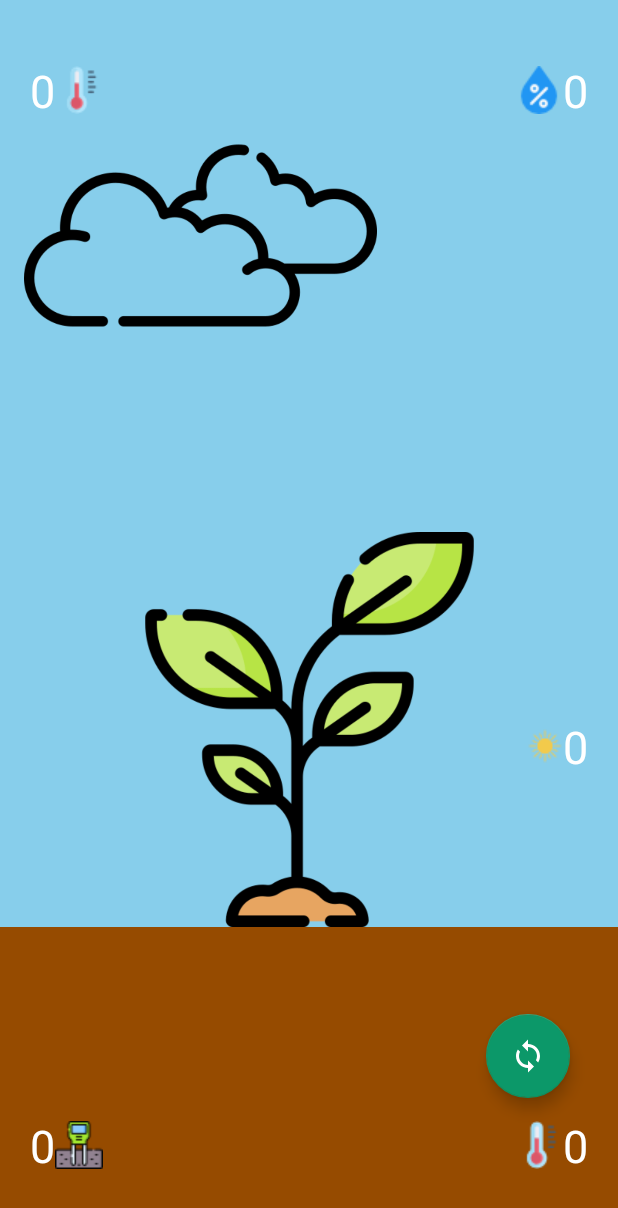
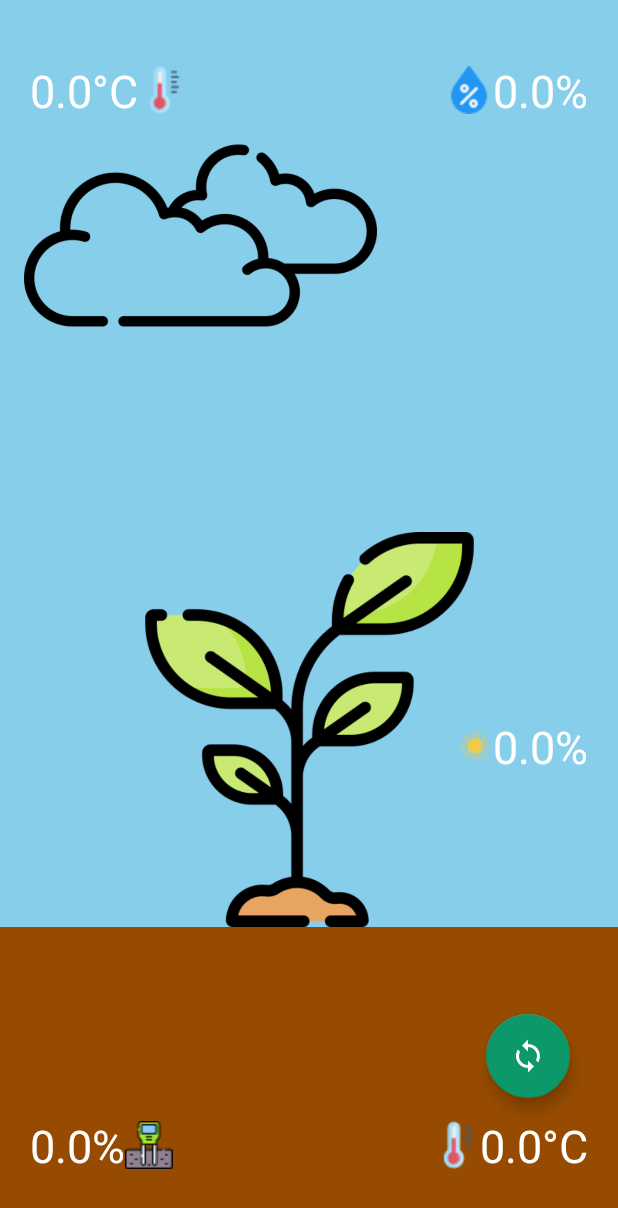
Before and after one commit to devtitans-equipe01/plant.io, an Android app: the screen it shows after launch (MainActivity), on a phone screen of 412 x 824 dp. Shown: the top 1208 px of the screen. Run offline under Robolectric (Android 15) with nearby library versions, the phone set to English and light mode, and no system bars; libraries missing offline, so code that uses them is left out: devtitans.plantiomanager; 8 statements that could not run were skipped.

Commit message:
fix: changed int to double

```diff
--- a/PlantioApp/app/src/main/java/br/edu/icomp/plantioapp/ui/MainFragment.kt
+++ b/PlantioApp/app/src/main/java/br/edu/icomp/plantioapp/ui/MainFragment.kt
@@ -1,5 +1,6 @@
 package br.edu.icomp.plantioapp.ui
 
+import android.content.Context
 import android.os.Bundle
 import android.os.RemoteException
 import android.util.Log
@@ -9,8 +10,8 @@ import android.view.ViewGroup
 import android.widget.TextView
 import android.widget.Toast
 import androidx.fragment.app.Fragment
+import com.google.android.material.floatingactionbutton.FloatingActionButton
 import br.edu.icomp.plantioapp.R
-import com.google.android.material.floatingactionbutton.FloatingActionButton
 import devtitans.plantiomanager.PlantioManager;
 
 class MainFragment : Fragment() {
@@ -23,6 +24,12 @@ class MainFragment : Fragment() {
     private lateinit var txtAM : TextView
     private lateinit var txtAT : TextView
     private lateinit var txtAL : TextView
+
+    private lateinit var txtSMI : TextView
+    private lateinit var txtSTI : TextView
+    private lateinit var txtAMI : TextView
+    private lateinit var txtATI : TextView
+    private lateinit var txtALI : TextView
 
     private lateinit var btnUpdate : FloatingActionButton
 
@@ -57,6 +64,11 @@ class MainFragment : Fragment() {
            txtAM = it.findViewById(R.id.txt_am)
            txtAT = it.findViewById(R.id.txt_at)
            txtAL = it.findViewById(R.id.txt_al)
+           txtSMI = it.findViewById(R.id.txt_smi)
+           txtSTI = it.findViewById(R.id.txt_sti)
+           txtAMI = it.findViewById(R.id.txt_ami)
+           txtSTI = it.findViewById(R.id.txt_ati)
+           txtALI = it.findViewById(R.id.txt_ali)
            btnUpdate = it.findViewById(R.id.btn_update)
        }
 
@@ -69,79 +81,76 @@ class MainFragment : Fragment() {
 
     fun updateAll() {
         Log.d(TAG, "Atualizando dados do dispositivo ...")
-//        textStatus.text = "Atualizando ..."
-//        textStatus.setTextColor(Color.parseColor("#c47e00"))
+        Toast.makeText(context, "Atualizando", Toast.LENGTH_LONG).show()
 
         try {
-            val soilMoisture: Int = manager.soilMoisture
-            val soilTemperature: Int = manager.soilTemperature
-            val ambientMoisture: Int = manager.ambientMoisture
-            val ambientTemperature: Int = manager.ambientTemperature
-            val ambientLight: Int = manager.ambientLight
+            val soilMoisture: Double = manager.soilMoisture / 100.0
+            val soilTemperature: Double = manager.soilTemperature / 100.0
+            val ambientMoisture: Double = manager.ambientMoisture / 100.0
+            val ambientTemperature: Double = manager.ambientTemperature / 100.0
+            val ambientLight: Double = ((((((manager.ambientLight) / 0.9991) * 0.01) * 100).toLong()).toDouble()) / 100.0
 
-            txtSM.text = soilMoisture.toString()
-            txtST.text = soilTemperature.toString()
-            txtAM.text = ambientMoisture.toString()
-            txtAT.text = ambientTemperature.toString()
-            txtAL.text = ambientLight.toString()
+            txtSM.text = "$soilMoisture%"
+            txtST.text = "$soilTemperature°C"
+            txtAM.text = "$ambientMoisture%"
+            txtAT.text = "$ambientTemperature°C"
+            txtAL.text = "${ambientLight}%"
 
             val status = manager.connect()
 
-//            if (status == 0) {
-//                textStatus.text = "Desconectado"
-//                textStatus.setTextColor(Color.parseColor("#73312f"))
-//            } else if (status == 1) {
-//                textStatus.text = "Conectado"
-//                textStatus.setTextColor(Color.parseColor("#6d790c"))
-//            }
+            if (status == 0) {
+                Toast.makeText(context, "Desconectado!", Toast.LENGTH_SHORT).show()
+            } else if (status == 1) {
+                Toast.makeText(context, "Conectado!", Toast.LENGTH_SHORT).show()
+            }
         } catch (e: RemoteException) {
             Toast.makeText(context, "Erro ao acessar o Binder!", Toast.LENGTH_LONG).show()
-            Log.e(TAG, "Erro atualizando dados:", e)
+            Log.e(TAG, "Erro ao atualizar os dados:", e)
         }
     }
 
-//    private fun setSoilMoistureInterval(view: View?) {
-//        try {
-//            val soilMoistureInterval = textFieldSoilMoistureInterval.text.toString().toInt()
-//            manager.soilMoistureInterval = soilMoistureInterval
-//        } catch (e: RemoteException) {
-//            Toast.makeText(this, "Erro setting the soil moisture update interval!", Toast.LENGTH_LONG).show()
-//        }
-//    }
+    private fun setSoilMoistureInterval(context: Context) {
+        try {
+            val soilMoistureInterval = txtSMI.text.toString().toInt()
+            manager.soilMoistureInterval = soilMoistureInterval
+        } catch (e: RemoteException) {
+            Toast.makeText(context, "Erro setting the soil moisture update interval!", Toast.LENGTH_LONG).show()
+        }
+    }
 
-//    private fun setSoilTemperatureInterval(view: View?) {
-//        try {
-//            val soilTemperatureInterval = textFieldSoilTemperatureInterval.text.toString().toInt()
-//            manager.soilTemperatureInterval = soilTemperatureInterval
-//        } catch (e: RemoteException) {
-//            Toast.makeText(this, "Erro setting the soil temperature update interval!", Toast.LENGTH_LONG).show()
-//        }
-//    }
-//
-//    private fun setAmbientMoistureInterval(view: View?) {
-//        try {
-//            val ambientMoistureInterval = textFieldAmbientMoistureInterval.text.toString().toInt()
-//            manager.ambientMoistureInterval = ambientMoistureInterval
-//        } catch (e: RemoteException) {
-//            Toast.makeText(this, "Erro setting the ambient moisture update interval!", Toast.LENGTH_LONG).show()
-//        }
-//    }
-//
-//    private fun setAmbientTemperatureInterval(view: View?) {
-//        try {
-//            val ambientTemperatureInterval = textFieldAmbientTemperatureInterval.text.toString().toInt()
-//            manager.ambientTemperatureInterval = ambientTemperatureInterval
-//        } catch (e: RemoteException) {
-//            Toast.makeText(this, "Erro setting the ambient temperature update interval!", Toast.LENGTH_LONG).show()
-//        }
-//    }
-//
-//    private fun setAmbientLightInterval(view: View?) {
-//        try {
-//            val ambientLightInterval = textFieldAmbientLightInterval.text.toString().toInt()
-//            manager.ambientLightInterval = ambientLightInterval
-//        } catch (e: RemoteException) {
-//            Toast.makeText(this, "Erro setting the ambient light update interval!", Toast.LENGTH_LONG).show()
-//        }
-//    }
+    private fun setSoilTemperatureInterval(context: Context) {
+        try {
+            val soilTemperatureInterval = txtSTI.text.toString().toInt()
+            manager.soilTemperatureInterval = soilTemperatureInterval
+        } catch (e: RemoteException) {
+            Toast.makeText(context, "Erro setting the soil temperature update interval!", Toast.LENGTH_LONG).show()
+        }
+    }
+
+    private fun setAmbientMoistureInterval(context: Context) {
+        try {
+            val ambientMoistureInterval = txtAMI.text.toString().toInt()
+            manager.ambientMoistureInterval = ambientMoistureInterval
+        } catch (e: RemoteException) {
+            Toast.makeText(context, "Erro setting the ambient moisture update interval!", Toast.LENGTH_LONG).show()
+        }
+    }
+
+    private fun setAmbientTemperatureInterval(context: Context) {
+        try {
+            val ambientTemperatureInterval = txtATI.text.toString().toInt()
+            manager.ambientTemperatureInterval = ambientTemperatureInterval
+        } catch (e: RemoteException) {
+            Toast.makeText(context, "Erro setting the ambient temperature update interval!", Toast.LENGTH_LONG).show()
+        }
+    }
+
+    private fun setAmbientLightInterval(context: Context) {
+        try {
+            val ambientLightInterval = txtALI.text.toString().toInt()
+            manager.ambientLightInterval = ambientLightInterval
+        } catch (e: RemoteException) {
+            Toast.makeText(context, "Erro setting the ambient light update interval!", Toast.LENGTH_LONG).show()
+        }
+    }
 }
--- a/PlantioApp/app/src/main/res/layout/fragment_main.xml
+++ b/PlantioApp/app/src/main/res/layout/fragment_main.xml
@@ -135,4 +135,43 @@
         app:layout_constraintBottom_toBottomOf="parent"
         app:layout_constraintEnd_toEndOf="parent" />
 
+    <TextView
+        android:id="@+id/txt_smi"
+        app:layout_constraintBottom_toBottomOf="parent"
+        app:layout_constraintEnd_toEndOf="parent"
+        android:layout_width="wrap_content"
+        android:layout_height="wrap_content"
+        />
+
+    <TextView
+        android:id="@+id/txt_sti"
+        app:layout_constraintBottom_toBottomOf="parent"
+        app:layout_constraintEnd_toEndOf="parent"
+        android:layout_width="wrap_content"
+        android:layout_height="wrap_content"
+        />
+
+    <TextView
+        android:id="@+id/txt_ami"
+        app:layout_constraintBottom_toBottomOf="parent"
+        app:layout_constraintEnd_toEndOf="parent"
+        android:layout_width="wrap_content"
+        android:layout_height="wrap_content"
+        />
+
+    <TextView
+        android:id="@+id/txt_ati"
+        app:layout_constraintBottom_toBottomOf="parent"
+        app:layout_constraintEnd_toEndOf="parent"
+        android:layout_width="wrap_content"
+        android:layout_height="wrap_content"
+        />
+
+    <TextView
+        android:id="@+id/txt_ali"
+        app:layout_constraintBottom_toBottomOf="parent"
+        app:layout_constraintEnd_toEndOf="parent"
+        android:layout_width="wrap_content"
+        android:layout_height="wrap_content"
+        />
 </androidx.constraintlayout.widget.ConstraintLayout>
```
